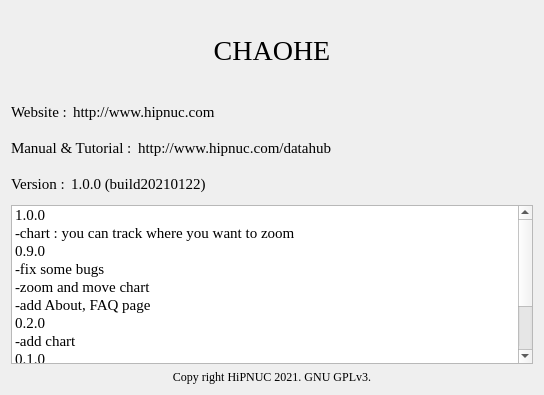
This is CHCenter/aboutform.ui in dongFangTuring/CHCenter as Qt 5 draws it before an edit. The edited form follows.
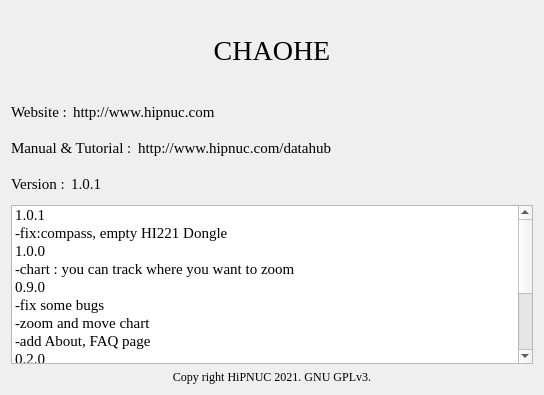
This is the edited form.

Commit message: fix compass and hi221 dongle

```diff
--- a/CHCenter/aboutform.ui
+++ b/CHCenter/aboutform.ui
@@ -141,7 +141,7 @@
         </size>
        </property>
        <property name="text">
-        <string>1.0.0 (build20210122) </string>
+        <string>1.0.1</string>
        </property>
       </widget>
      </item>
@@ -164,6 +164,16 @@
      <property name="selectionMode">
       <enum>QAbstractItemView::NoSelection</enum>
      </property>
+     <item>
+      <property name="text">
+       <string>1.0.1</string>
+      </property>
+     </item>
+     <item>
+      <property name="text">
+       <string>-fix:compass, empty HI221 Dongle</string>
+      </property>
+     </item>
      <item>
       <property name="text">
        <string>1.0.0</string>
```
The commit also changes 5 other files.
